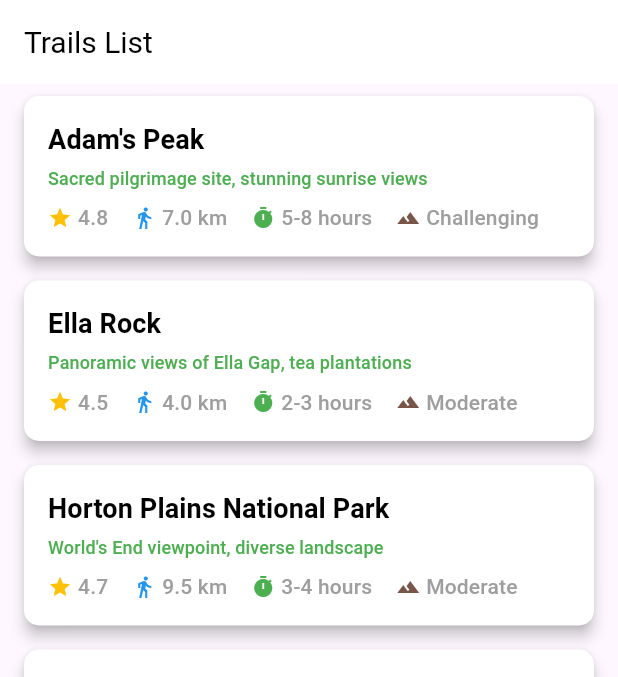
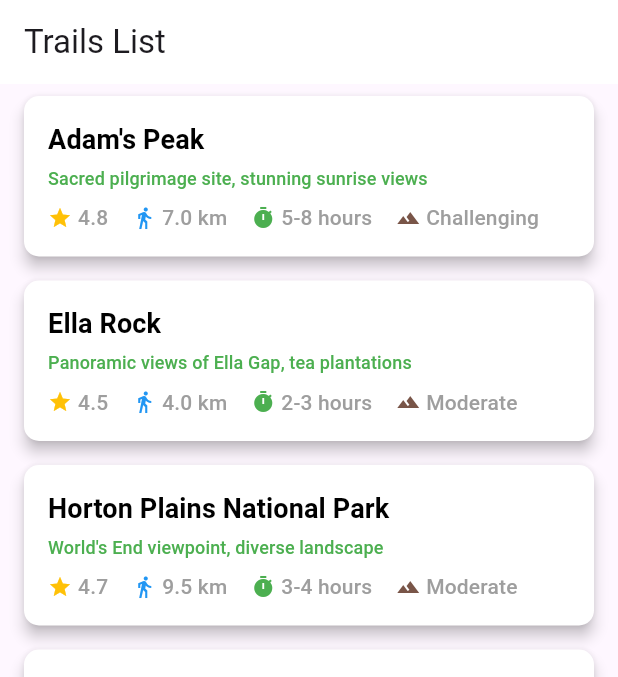
Before and after one commit to ReapredatoR/serendib_trails, a Flutter app: the screen it shows after launch, item 2 of the bottom bar chosen, on a phone screen of 412 x 824 dp, the part 84-761 px from its top. Run offline on Flutter 3.47's test engine with Material 3 defaults, Android fonts, the light colour scheme and no system bars.

Commit message:
trails list title format

```diff
--- a/lib/screens/trail_list_screen.dart
+++ b/lib/screens/trail_list_screen.dart
@@ -107,13 +107,7 @@ class TrailListScreen extends StatelessWidget {
   Widget build(BuildContext context) {
     return Scaffold(
       appBar: AppBar(
-        title: Text(
-          'Trails List',
-          style: TextStyle(
-            fontSize: 20,
-            color: Colors.black, // Change color to black
-          ),
-        ),
+        title: Text('Trails List'),
         backgroundColor: Colors.white,
       ),
       body: ListView.builder(
```
